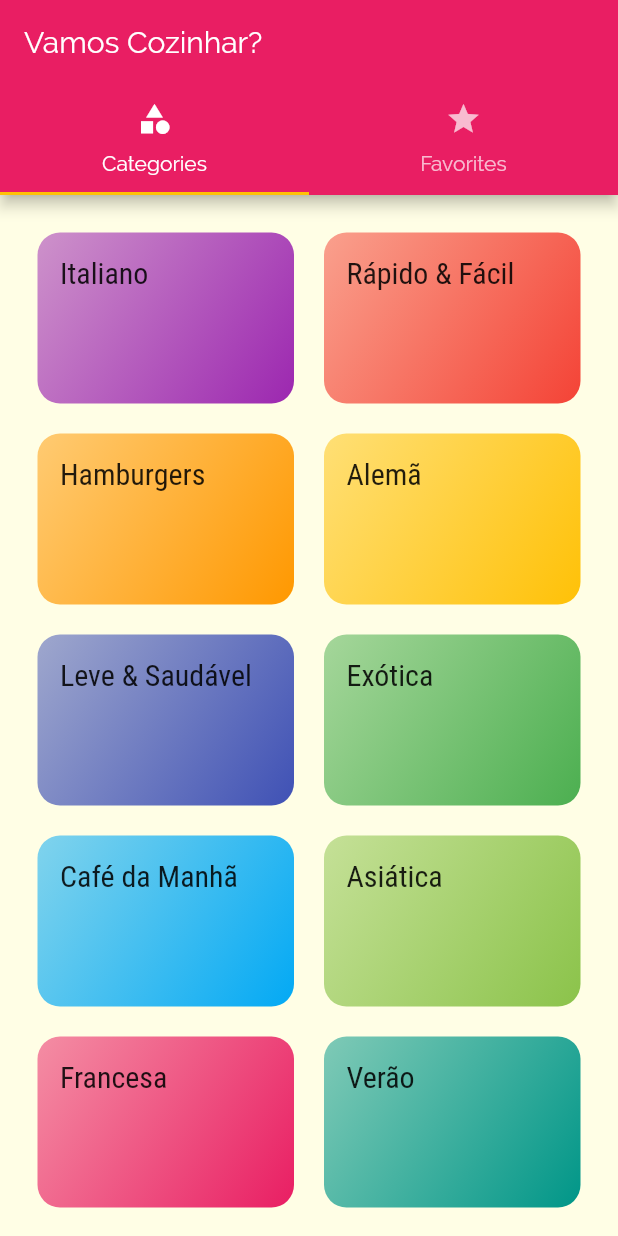
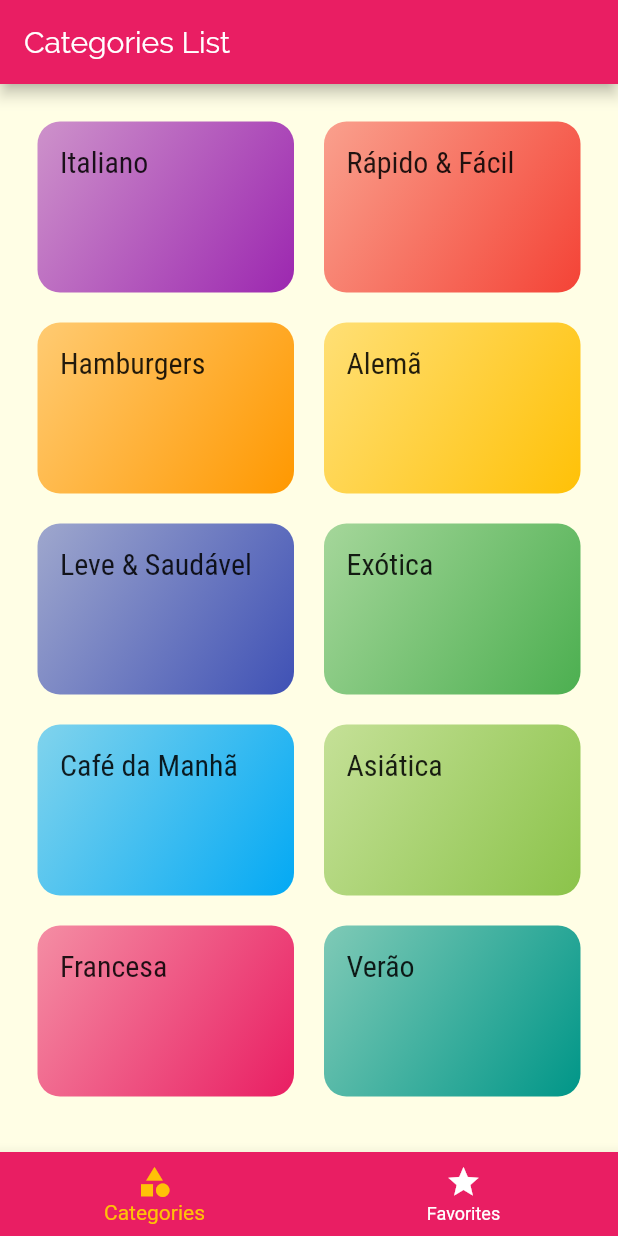
Before and after one commit to augustoveiga/meals, a Flutter app: the screen it shows after launch, on a phone screen of 412 x 824 dp. Run offline on Flutter 3.47's test engine with Material 2 defaults, Android fonts, the phone set to English and light mode, and no system bars.

```diff
--- a/lib/screens/tabs_screen.dart
+++ b/lib/screens/tabs_screen.dart
@@ -2,33 +2,50 @@ import 'package:flutter/material.dart';
 import 'categories_screen.dart';
 import 'favorite_screen.dart';
 
-class TabsScreen extends StatelessWidget {
+class TabsScreen extends StatefulWidget {
+  @override
+  _TabsScreenState createState() => _TabsScreenState();
+}
+
+class _TabsScreenState extends State<TabsScreen> {
+  int _selectedScreenIndex = 0;
+  final List<Map<String, Object>> _screens = [
+    { 'title': 'Categories List', 'screen': CategoriesScreen()},
+    { 'title': 'My Favorites', 'screen': FavoriteScreen()},
+  ];
+
+  _selectScreen(int index) {
+    setState(() {
+      _selectedScreenIndex = index;
+    });
+  }
+
   @override
   Widget build(BuildContext context) {
-    return DefaultTabController(
-      length: 2,
-      child: Scaffold(
-        appBar: AppBar(
-          title: Text('Vamos Cozinhar?'),
-          bottom: TabBar(
-            tabs: [
-              Tab(
-                icon: Icon(Icons.category),
-                text: 'Categories',
-              ),
-              Tab(
-                icon: Icon(Icons.star),
-                text: 'Favorites',
-              ),
-            ],
+    return Scaffold(
+      appBar: AppBar(
+        title: Text(_screens[_selectedScreenIndex]['title']),
+      ),
+      body: _screens[_selectedScreenIndex]['screen'],
+      bottomNavigationBar: BottomNavigationBar(
+        onTap: _selectScreen,
+        backgroundColor: Theme.of(context).primaryColor,
+        unselectedItemColor: Colors.white,
+        selectedItemColor: Theme.of(context).accentColor,
+        currentIndex: _selectedScreenIndex,
+        //type: BottomNavigationBarType.shifting,
+        items: [
+          BottomNavigationBarItem(
+            //backgroundColor: Theme.of(context).primaryColor,
+            icon: Icon(Icons.category),
+            title: Text('Categories'),
           ),
-        ),
-        body: TabBarView(
-          children: [
-            CategoriesScreen(),
-            FavoriteScreen(),
-          ],
-        ),
+          BottomNavigationBarItem(
+            //backgroundColor: Theme.of(context).primaryColor,
+            icon: Icon(Icons.star),
+            title: Text('Favorites'),
+          ),
+        ],
       ),
     );
   }
```
